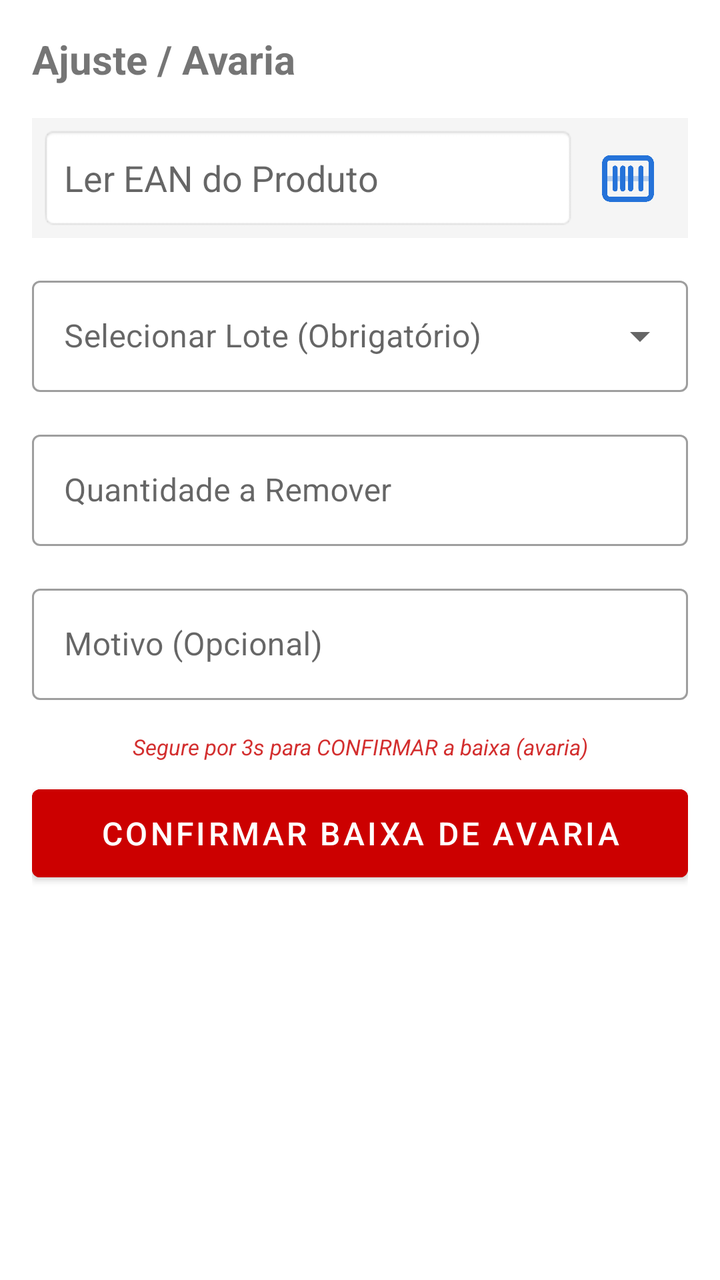
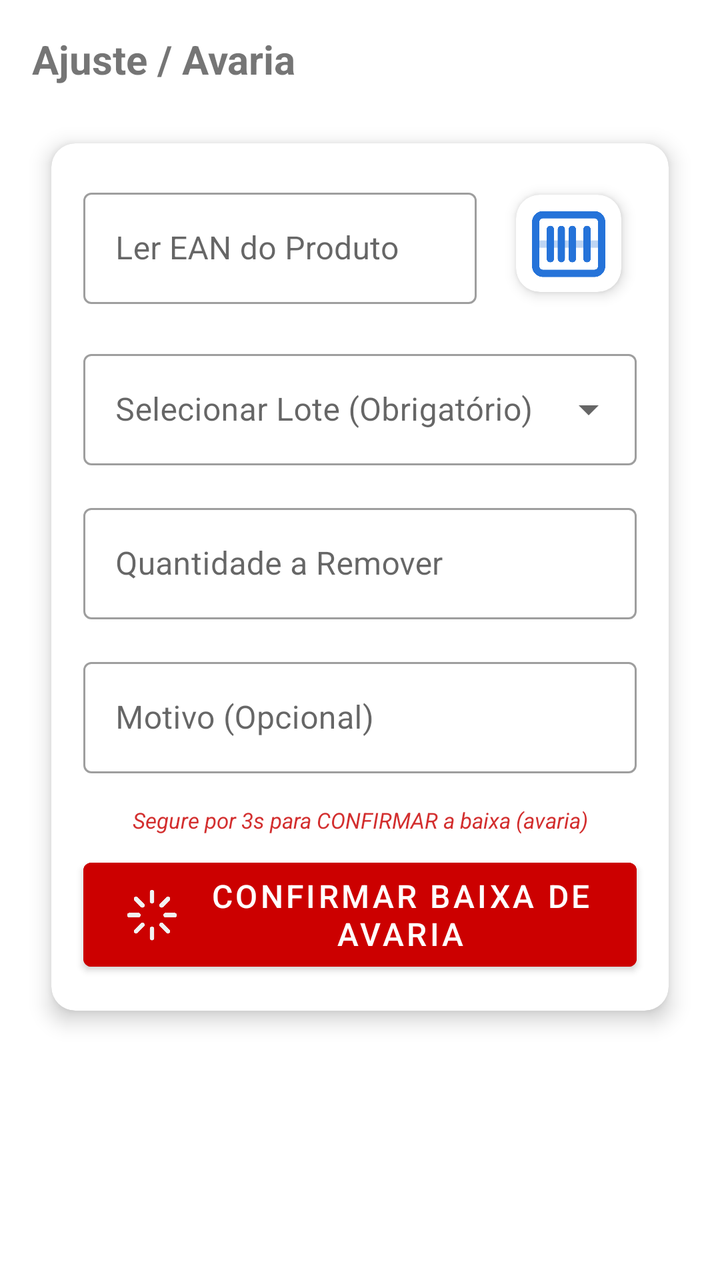

Two renders of the same Android screen: before a commit and after it. Below are the layout's source before the change and the commit's diff.
<!-- AndroidManifest.xml: application theme Theme.PistaLimpa -->
<!-- res/layout/fragment_ajuste.xml -->
<?xml version="1.0" encoding="utf-8"?>
<LinearLayout xmlns:android="http://schemas.android.com/apk/res/android"
    xmlns:app="http://schemas.android.com/apk/res-auto"
    android:layout_width="match_parent"
    android:layout_height="match_parent"
    android:orientation="vertical"
    android:padding="16dp">

    <TextView
        android:layout_width="wrap_content"
        android:layout_height="wrap_content"
        android:text="Ajuste / Avaria"
        android:textSize="20sp"
        android:textStyle="bold"
        android:layout_marginBottom="16dp" />

    
    <LinearLayout
        android:layout_width="match_parent"
        android:layout_height="wrap_content"
        android:orientation="horizontal"
        android:gravity="center_vertical"
        android:background="#F5F5F5"
        android:padding="4dp"
        android:layout_marginBottom="16dp">

        <EditText
            android:id="@+id/etCodigoAvaria"
            android:layout_width="0dp"
            android:layout_height="52dp"
            android:layout_weight="1"
            android:background="@android:drawable/editbox_background"
            android:padding="12dp"
            android:hint="Ler EAN do Produto"
            android:imeOptions="actionSearch"
            android:inputType="text" />

        <ImageButton
            android:id="@+id/btnScanEanAvaria"
            android:layout_width="52dp"
            android:layout_height="52dp"
            android:padding="10dp"
            android:scaleType="fitCenter"
            android:contentDescription="Escanear EAN"
            android:src="@drawable/leitor"
            app:tint="?attr/colorPrimary"
            android:background="?attr/selectableItemBackgroundBorderless" />
    </LinearLayout>

    
    <com.google.android.material.card.MaterialCardView
        android:id="@+id/cardInfoAvaria"
        android:layout_width="match_parent"
        android:layout_height="wrap_content"
        android:layout_marginBottom="16dp"
        android:visibility="gone"
        app:cardCornerRadius="8dp"
        app:cardElevation="3dp">

        <LinearLayout
            android:layout_width="match_parent"
            android:layout_height="wrap_content"
            android:orientation="vertical"
            android:padding="12dp">

            <TextView
                android:id="@+id/tvNomeInfoAvaria"
                android:layout_width="wrap_content"
                android:layout_height="wrap_content"
                android:textStyle="bold"
                android:textColor="@android:color/black" />

            <TextView
                android:id="@+id/tvEstoqueInfoAvaria"
                android:layout_width="wrap_content"
                android:layout_height="wrap_content"
                android:layout_marginTop="2dp"
                android:textSize="12sp"
                android:textColor="?attr/colorPrimary" />
        </LinearLayout>
    </com.google.android.material.card.MaterialCardView>

    
    <com.google.android.material.textfield.TextInputLayout
        android:id="@+id/tilDataLoteAvaria"
        style="@style/Widget.MaterialComponents.TextInputLayout.OutlinedBox.ExposedDropdownMenu"
        android:layout_width="match_parent"
        android:layout_height="wrap_content"
        android:layout_marginBottom="16dp"
        android:hint="Selecionar Lote (Obrigatório)">

        <AutoCompleteTextView
            android:id="@+id/etDataLoteAvaria"
            android:layout_width="match_parent"
            android:layout_height="wrap_content"
            android:inputType="none" />
    </com.google.android.material.textfield.TextInputLayout>

    
    <com.google.android.material.textfield.TextInputLayout
        android:id="@+id/tilQuantidadeAvaria"
        style="@style/Widget.MaterialComponents.TextInputLayout.OutlinedBox"
        android:layout_width="match_parent"
        android:layout_height="wrap_content"
        android:layout_marginBottom="16dp"
        android:hint="Quantidade a Remover">

        <com.google.android.material.textfield.TextInputEditText
            android:id="@+id/etQuantidadeAvaria"
            android:layout_width="match_parent"
            android:layout_height="wrap_content"
            android:inputType="number" />
    </com.google.android.material.textfield.TextInputLayout>

    
    <com.google.android.material.textfield.TextInputLayout
        android:id="@+id/tilMotivoAvaria"
        style="@style/Widget.MaterialComponents.TextInputLayout.OutlinedBox"
        android:layout_width="match_parent"
        android:layout_height="wrap_content"
        android:layout_marginBottom="16dp"
        android:hint="Motivo (Opcional)">

        <com.google.android.material.textfield.TextInputEditText
            android:id="@+id/etMotivoAvaria"
            android:layout_width="match_parent"
            android:layout_height="wrap_content"
            android:inputType="textCapSentences" />
    </com.google.android.material.textfield.TextInputLayout>

    <TextView
        android:id="@+id/tvHintAvaria"
        android:layout_width="match_parent"
        android:layout_height="wrap_content"
        android:layout_marginBottom="8dp"
        android:gravity="center"
        android:text="Segure por 3s para CONFIRMAR a baixa (avaria)"
        android:textColor="#D32F2F"
        android:textSize="11sp"
        android:textStyle="italic" />

    <com.google.android.material.button.MaterialButton
        android:id="@+id/btnConfirmarAvaria"
        android:layout_width="match_parent"
        android:layout_height="56dp"
        android:text="Confirmar Baixa de Avaria"
        android:backgroundTint="@android:color/holo_red_dark"
        android:textColor="@android:color/white"
        android:textSize="16sp" />

</LinearLayout>
<!-- resources referenced by this layout -->
<resources>
  <!-- drawable leitor: png bitmap (drawable, 13046 bytes) -->
  <style name="Theme.PistaLimpa" parent="Theme.MaterialComponents.DayNight.DarkActionBar">
          
          <item name="colorPrimary">@color/purple_500</item>
          <item name="colorPrimaryVariant">@color/purple_700</item>
          <item name="colorOnPrimary">@color/white</item>
          
          <item name="colorSecondary">@color/teal_200</item>
          <item name="colorSecondaryVariant">@color/teal_700</item>
          <item name="colorOnSecondary">@color/black</item>
          
          <item name="android:statusBarColor">?attr/colorPrimaryVariant</item>
          
      </style>
  <color name="purple_500">#2573D9</color>
  <color name="purple_700">#2573D9</color>
  <color name="white">#F2F2F2</color>
  <color name="teal_200">#FF03DAC5</color>
  <color name="teal_700">#FF018786</color>
  <color name="black">#FF000000</color>
</resources>

<!-- the commit's change to res/layout/fragment_ajuste.xml (unified diff, before → after) -->
@@ -4,6 +4,8 @@
     android:layout_width="match_parent"
     android:layout_height="match_parent"
     android:orientation="vertical"
+    android:clipChildren="false"
+    android:clipToPadding="false"
     android:padding="16dp">
 
     <TextView
@@ -14,138 +16,174 @@
         android:textStyle="bold"
         android:layout_marginBottom="16dp" />
 
-    
-    <LinearLayout
+    <com.google.android.material.card.MaterialCardView
         android:layout_width="match_parent"
         android:layout_height="wrap_content"
-        android:orientation="horizontal"
-        android:gravity="center_vertical"
-        android:background="#F5F5F5"
-        android:padding="4dp"
-        android:layout_marginBottom="16dp">
-
-        <EditText
-            android:id="@+id/etCodigoAvaria"
-            android:layout_width="0dp"
-            android:layout_height="52dp"
-            android:layout_weight="1"
-            android:background="@android:drawable/editbox_background"
-            android:padding="12dp"
-            android:hint="Ler EAN do Produto"
-            android:imeOptions="actionSearch"
-            android:inputType="text" />
-
-        <ImageButton
-            android:id="@+id/btnScanEanAvaria"
-            android:layout_width="52dp"
-            android:layout_height="52dp"
-            android:padding="10dp"
-            android:scaleType="fitCenter"
-            android:contentDescription="Escanear EAN"
-            android:src="@drawable/leitor"
-            app:tint="?attr/colorPrimary"
-            android:background="?attr/selectableItemBackgroundBorderless" />
-    </LinearLayout>
-
-    
-    <com.google.android.material.card.MaterialCardView
-        android:id="@+id/cardInfoAvaria"
-        android:layout_width="match_parent"
-        android:layout_height="wrap_content"
-        android:layout_marginBottom="16dp"
-        android:visibility="gone"
-        app:cardCornerRadius="8dp"
-        app:cardElevation="3dp">
+        app:cardCornerRadius="12dp"
+        app:cardElevation="6dp"
+        app:cardUseCompatPadding="true">
 
         <LinearLayout
             android:layout_width="match_parent"
             android:layout_height="wrap_content"
             android:orientation="vertical"
-            android:padding="12dp">
+            android:padding="16dp"
+            android:clipChildren="false"
+            android:clipToPadding="false">
+
+            
+            <LinearLayout
+                android:layout_width="match_parent"
+                android:layout_height="wrap_content"
+                android:orientation="horizontal"
+                android:gravity="center_vertical"
+                android:clipChildren="false"
+                android:clipToPadding="false"
+                android:layout_marginBottom="16dp">
+
+                <com.google.android.material.textfield.TextInputLayout
+                    android:id="@+id/tilCodigoAvaria"
+                    style="@style/Widget.MaterialComponents.TextInputLayout.OutlinedBox"
+                    android:layout_width="0dp"
+                    android:layout_height="wrap_content"
+                    android:layout_weight="1"
+                    android:hint="Ler EAN do Produto">
+
+                    <com.google.android.material.textfield.TextInputEditText
+                        android:id="@+id/etCodigoAvaria"
+                        android:layout_width="match_parent"
+                        android:layout_height="wrap_content"
+                        android:imeOptions="actionSearch"
+                        android:inputType="text" />
+                </com.google.android.material.textfield.TextInputLayout>
+
+                <com.google.android.material.card.MaterialCardView
+                    android:id="@+id/cardScannerAvaria"
+                    android:layout_width="68dp"
+                    android:layout_height="68dp"
+                    android:layout_marginStart="12dp"
+                    app:cardCornerRadius="12dp"
+                    app:cardElevation="4dp"
+                    app:cardUseCompatPadding="true">
+
+                    <ImageButton
+                        android:id="@+id/btnScanEanAvaria"
+                        android:layout_width="match_parent"
+                        android:layout_height="match_parent"
+                        android:background="?attr/selectableItemBackground"
+                        android:contentDescription="Escanear EAN"
+                        android:padding="2dp"
+                        android:scaleType="fitCenter"
+                        android:src="@drawable/leitor"
+                        app:tint="?attr/colorPrimary" />
+                </com.google.android.material.card.MaterialCardView>
+            </LinearLayout>
+
+            
+            <com.google.android.material.card.MaterialCardView
+                android:id="@+id/cardInfoAvaria"
+                android:layout_width="match_parent"
+                android:layout_height="wrap_content"
+                android:layout_marginBottom="16dp"
+                android:visibility="gone"
+                app:cardCornerRadius="8dp"
+                app:cardElevation="3dp">
+
+                <LinearLayout
+                    android:layout_width="match_parent"
+                    android:layout_height="wrap_content"
+                    android:orientation="vertical"
+                    android:padding="12dp">
+
+                    <TextView
+                        android:id="@+id/tvNomeInfoAvaria"
+                        android:layout_width="wrap_content"
+                        android:layout_height="wrap_content"
+                        android:textStyle="bold"
+                        android:textColor="@android:color/black" />
+
+                    <TextView
+                        android:id="@+id/tvEstoqueInfoAvaria"
+                        android:layout_width="wrap_content"
+                        android:layout_height="wrap_content"
+                        android:layout_marginTop="2dp"
+                        android:textSize="12sp"
+                        android:textColor="?attr/colorPrimary" />
+                </LinearLayout>
+            </com.google.android.material.card.MaterialCardView>
+
+            
+            <com.google.android.material.textfield.TextInputLayout
+                android:id="@+id/tilDataLoteAvaria"
+                style="@style/Widget.MaterialComponents.TextInputLayout.OutlinedBox.ExposedDropdownMenu"
+                android:layout_width="match_parent"
+                android:layout_height="wrap_content"
+                android:layout_marginBottom="16dp"
+                android:hint="Selecionar Lote (Obrigatório)">
+
+                <AutoCompleteTextView
+                    android:id="@+id/etDataLoteAvaria"
+                    android:layout_width="match_parent"
+                    android:layout_height="wrap_content"
+                    android:inputType="none" />
+            </com.google.android.material.textfield.TextInputLayout>
+
+            
+            <com.google.android.material.textfield.TextInputLayout
+                android:id="@+id/tilQuantidadeAvaria"
+                style="@style/Widget.MaterialComponents.TextInputLayout.OutlinedBox"
+                android:layout_width="match_parent"
+                android:layout_height="wrap_content"
+                android:layout_marginBottom="16dp"
+                android:hint="Quantidade a Remover">
+
+                <com.google.android.material.textfield.TextInputEditText
+                    android:id="@+id/etQuantidadeAvaria"
+                    android:layout_width="match_parent"
+                    android:layout_height="wrap_content"
+                    android:inputType="number" />
+            </com.google.android.material.textfield.TextInputLayout>
+
+            
+            <com.google.android.material.textfield.TextInputLayout
+                android:id="@+id/tilMotivoAvaria"
+                style="@style/Widget.MaterialComponents.TextInputLayout.OutlinedBox"
+                android:layout_width="match_parent"
+                android:layout_height="wrap_content"
+                android:layout_marginBottom="16dp"
+                android:hint="Motivo (Opcional)">
+
+                <com.google.android.material.textfield.TextInputEditText
+                    android:id="@+id/etMotivoAvaria"
+                    android:layout_width="match_parent"
+                    android:layout_height="wrap_content"
+                    android:inputType="textCapSentences" />
+            </com.google.android.material.textfield.TextInputLayout>
 
             <TextView
-                android:id="@+id/tvNomeInfoAvaria"
-                android:layout_width="wrap_content"
+                android:id="@+id/tvHintAvaria"
+                android:layout_width="match_parent"
                 android:layout_height="wrap_content"
-                android:textStyle="bold"
-                android:textColor="@android:color/black" />
+                android:layout_marginBottom="8dp"
+                android:gravity="center"
+                android:text="Segure por 3s para CONFIRMAR a baixa (avaria)"
+                android:textColor="#D32F2F"
+                android:textSize="11sp"
+                android:textStyle="italic" />
 
-            <TextView
-                android:id="@+id/tvEstoqueInfoAvaria"
-                android:layout_width="wrap_content"
-                android:layout_height="wrap_content"
-                android:layout_marginTop="2dp"
-                android:textSize="12sp"
-                android:textColor="?attr/colorPrimary" />
+            <com.google.android.material.button.MaterialButton
+                android:id="@+id/btnConfirmarAvaria"
+                android:layout_width="match_parent"
+                android:layout_height="64dp"
+                android:text="Confirmar Baixa de Avaria"
+                app:icon="@drawable/ajuste"
+                app:iconGravity="textStart"
+                app:iconPadding="12dp"
+                app:iconSize="28dp"
+                android:backgroundTint="@android:color/holo_red_dark"
+                android:textColor="@android:color/white"
+                android:textSize="16sp" />
         </LinearLayout>
     </com.google.android.material.card.MaterialCardView>
 
-    
-    <com.google.android.material.textfield.TextInputLayout
-        android:id="@+id/tilDataLoteAvaria"
-        style="@style/Widget.MaterialComponents.TextInputLayout.OutlinedBox.ExposedDropdownMenu"
-        android:layout_width="match_parent"
-        android:layout_height="wrap_content"
-        android:layout_marginBottom="16dp"
-        android:hint="Selecionar Lote (Obrigatório)">
-
-        <AutoCompleteTextView
-            android:id="@+id/etDataLoteAvaria"
-            android:layout_width="match_parent"
-            android:layout_height="wrap_content"
-            android:inputType="none" />
-    </com.google.android.material.textfield.TextInputLayout>
-
-    
-    <com.google.android.material.textfield.TextInputLayout
-        android:id="@+id/tilQuantidadeAvaria"
-        style="@style/Widget.MaterialComponents.TextInputLayout.OutlinedBox"
-        android:layout_width="match_parent"
-        android:layout_height="wrap_content"
-        android:layout_marginBottom="16dp"
-        android:hint="Quantidade a Remover">
-
-        <com.google.android.material.textfield.TextInputEditText
-            android:id="@+id/etQuantidadeAvaria"
-            android:layout_width="match_parent"
-            android:layout_height="wrap_content"
-            android:inputType="number" />
-    </com.google.android.material.textfield.TextInputLayout>
-
-    
-    <com.google.android.material.textfield.TextInputLayout
-        android:id="@+id/tilMotivoAvaria"
-        style="@style/Widget.MaterialComponents.TextInputLayout.OutlinedBox"
-        android:layout_width="match_parent"
-        android:layout_height="wrap_content"
-        android:layout_marginBottom="16dp"
-        android:hint="Motivo (Opcional)">
-
-        <com.google.android.material.textfield.TextInputEditText
-            android:id="@+id/etMotivoAvaria"
-            android:layout_width="match_parent"
-            android:layout_height="wrap_content"
-            android:inputType="textCapSentences" />
-    </com.google.android.material.textfield.TextInputLayout>
-
-    <TextView
-        android:id="@+id/tvHintAvaria"
-        android:layout_width="match_parent"
-        android:layout_height="wrap_content"
-        android:layout_marginBottom="8dp"
-        android:gravity="center"
-        android:text="Segure por 3s para CONFIRMAR a baixa (avaria)"
-        android:textColor="#D32F2F"
-        android:textSize="11sp"
-        android:textStyle="italic" />
-
-    <com.google.android.material.button.MaterialButton
-        android:id="@+id/btnConfirmarAvaria"
-        android:layout_width="match_parent"
-        android:layout_height="56dp"
-        android:text="Confirmar Baixa de Avaria"
-        android:backgroundTint="@android:color/holo_red_dark"
-        android:textColor="@android:color/white"
-        android:textSize="16sp" />
-
 </LinearLayout>
<!-- resource entries referenced after the edit -->
@@ -1,5 +1,6 @@
 <!-- resources referenced by this layout -->
 <resources>
+  <!-- drawable ajuste: png bitmap (drawable, 14908 bytes) -->
   <!-- drawable leitor: png bitmap (drawable, 13046 bytes) -->
   <style name="Theme.PistaLimpa" parent="Theme.MaterialComponents.DayNight.DarkActionBar">
           
